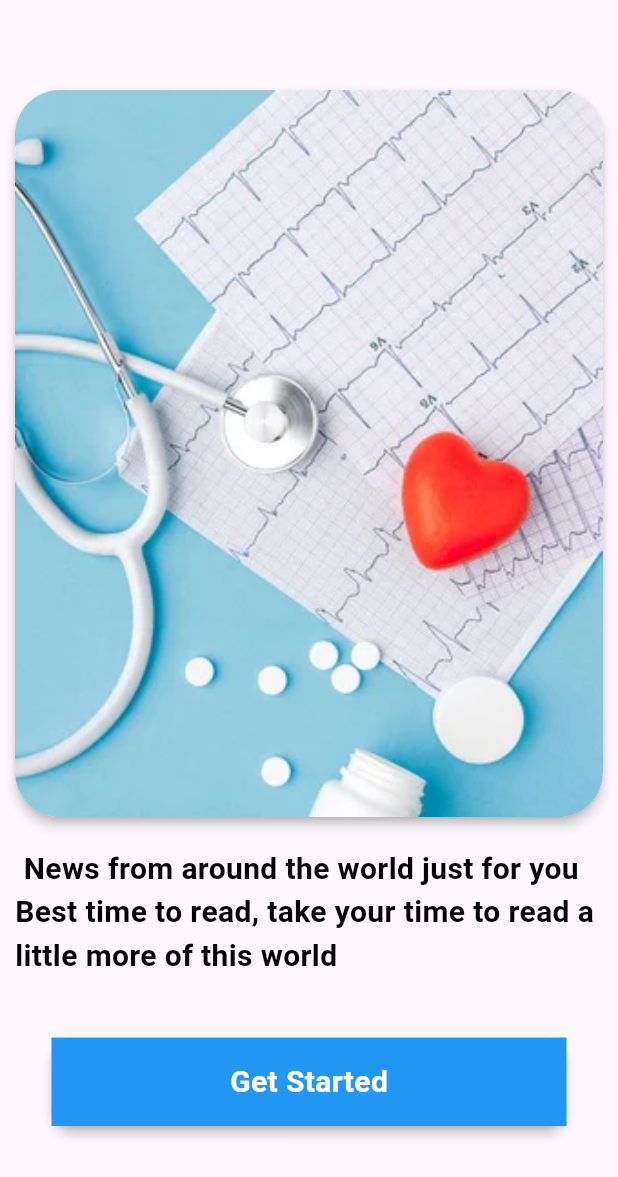
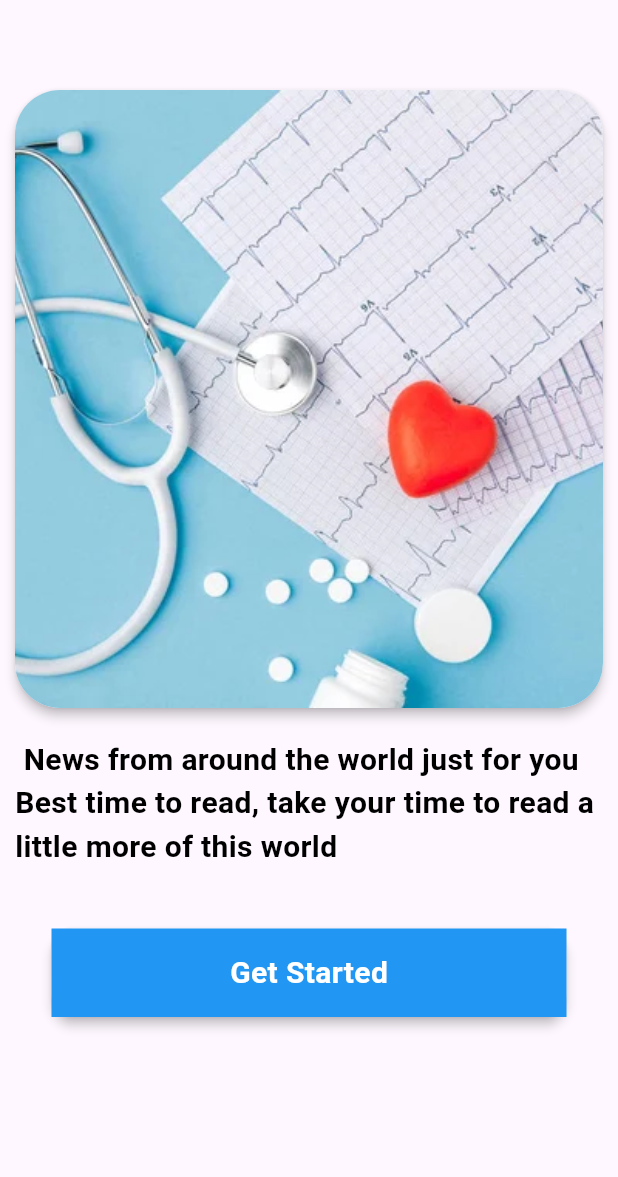
Before and after one commit to LAKSH3002/NewsApp, a Flutter app: the screen it shows after launch, on a phone screen of 412 x 824 dp. Shown: the top 1177 px of the screen. Run offline on Flutter 3.47's test engine with Material 3 defaults, Android fonts, the phone set to English and light mode, and no system bars; our stand-ins replace cached_network_image, carousel_slider, smooth_page_indicator.

```diff
--- a/newsholics/lib/screens/landingpage.dart
+++ b/newsholics/lib/screens/landingpage.dart
@@ -26,7 +26,7 @@ class _LandingPageState extends State<LandingPage> {
                 child: Image.asset(
                   'Images/health.jpg',
                   width: MediaQuery.of(context).size.width,
-                  height: MediaQuery.of(context).size.height / 1.7,
+                  height: MediaQuery.of(context).size.height / 2,
                   fit: BoxFit.cover,
                 ),
               ),
--- a/newsholics/lib/services/news.dart
+++ b/newsholics/lib/services/news.dart
@@ -19,7 +19,7 @@ class News {
 
   Future<void> getNews() async {
     String url =
-        "https://newsapi.org/v2/everything?q=tesla&from=2024-05-05&sortBy=publishedAt&apiKey=cecdd8569af1429c8e1861a012f575eb";
+        "https://newsapi.org/v2/top-headlines?country=us&category=business&apiKey=cecdd8569af1429c8e1861a012f575eb";
     var response = await http.get(Uri.parse(url));
 
     var jsonData = jsonDecode(response.body);
```
Also changed, not shown: newsholics/lib/screens/Home.dart (+5 -4 lines), newsholics/assets/icons/icon.png (added).
